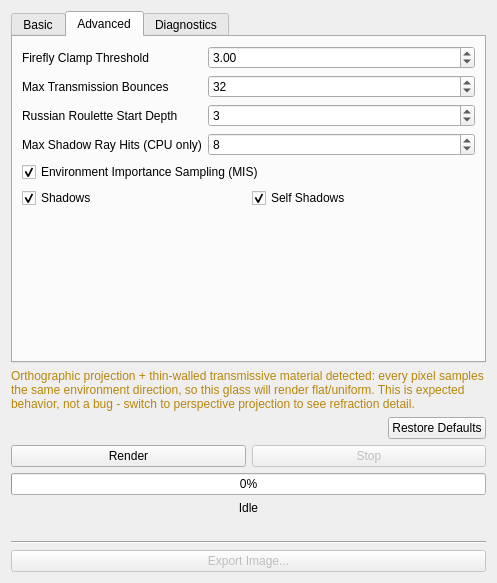
Before: the Qt Designer form ui/PathTracingDialog.ui in sharjith/ModelViewer-Qt, drawn with Qt 5.
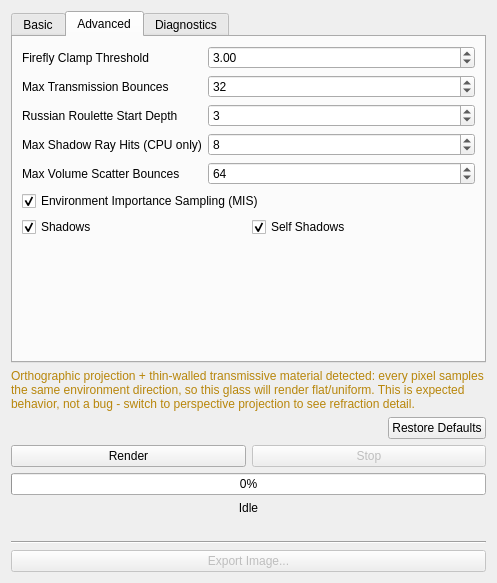
After: the same form once the commit is applied. The open tabs and pages were chosen to show the change.

Commit message:
Expose Max Volume Scatter Bounces as a PT dialog setting
KHR_materials_volume_scatter's free-flight random walk previously used a
hardcoded 64-scatter-event free budget before Russian roulette. Exposes it as
a user-adjustable setting (Advanced tab, default 64) mirroring the existing
maxTransmissionBounces wiring end-to-end (CPU Settings, GPU launch params,
RtOptixPathTracingSession, ViewportWidget storage/QSettings persistence),
letting SSS-heavy scenes trade quality for render speed without a rebuild.

What changed in the file:
```diff
--- a/ui/PathTracingDialog.ui
+++ b/ui/PathTracingDialog.ui
@@ -365,6 +365,29 @@
            </property>
           </widget>
          </item>
+         <item row="4" column="0">
+          <widget class="QLabel" name="labelMaxVolumeScatterBounces">
+           <property name="text">
+            <string>Max Volume Scatter Bounces</string>
+           </property>
+          </widget>
+         </item>
+         <item row="4" column="1">
+          <widget class="QSpinBox" name="spinBoxMaxVolumeScatterBounces">
+           <property name="toolTip">
+            <string>&lt;html&gt;&lt;head/&gt;&lt;body&gt;&lt;p&gt;Caps how many free (no Russian roulette) scatter events KHR_materials_volume_scatter's subsurface-scattering random walk runs before it starts probabilistically terminating.&lt;/p&gt;&lt;p&gt;Lower this to trade SSS quality for render speed on volume-scatter-heavy scenes; has no effect on scenes without such materials.&lt;/p&gt;&lt;/body&gt;&lt;/html&gt;</string>
+           </property>
+           <property name="minimum">
+            <number>1</number>
+           </property>
+           <property name="maximum">
+            <number>256</number>
+           </property>
+           <property name="value">
+            <number>64</number>
+           </property>
+          </widget>
+         </item>
         </layout>
        </item>
        <item>
```
The commit also changes 12 other files.
